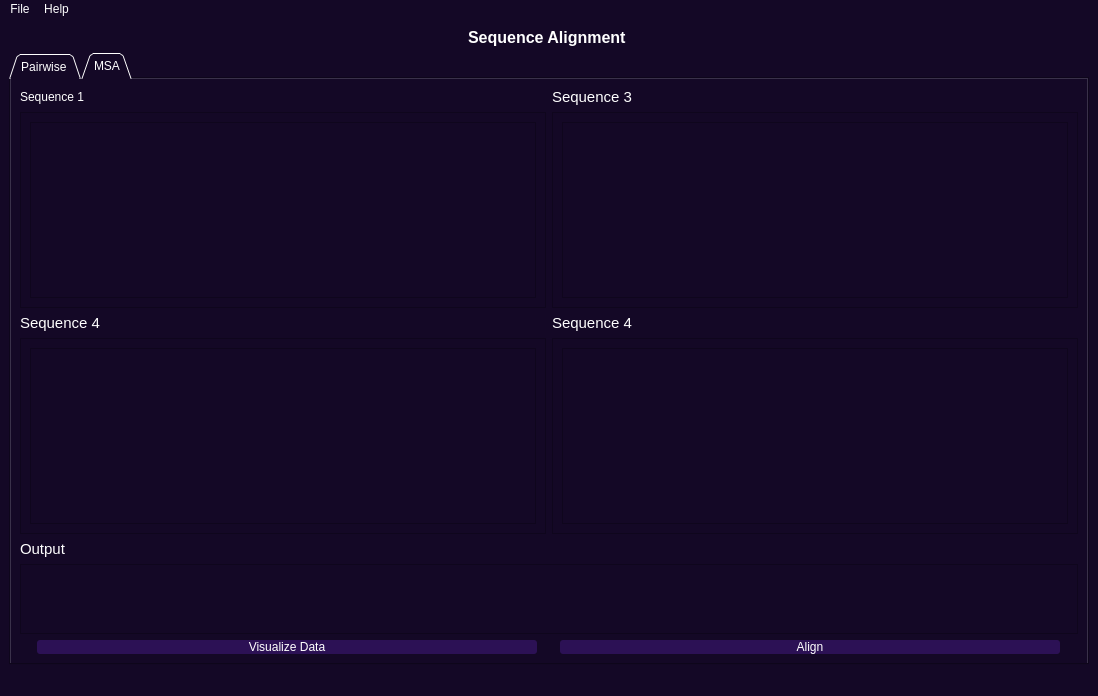
Before: the Qt Designer form data/mainwindow.ui in ReemYasser2/Sequence-Alignment-project-, drawn with Qt 5.
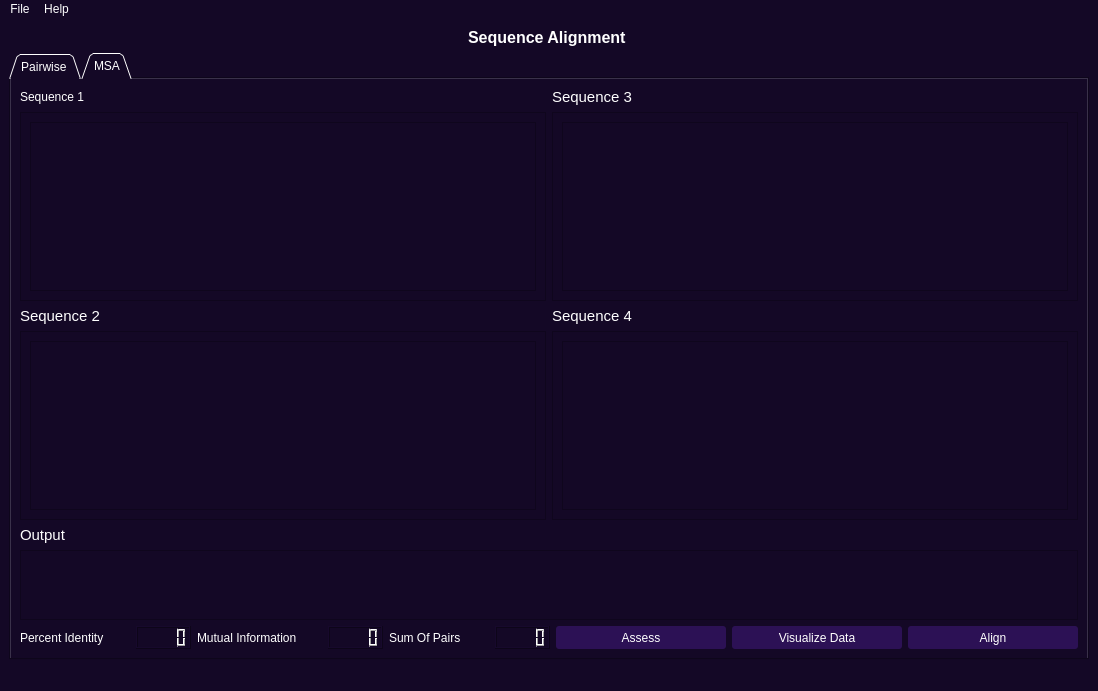
After: the same form once the commit is applied. The open tabs and pages were chosen to show the change. Icons and pictures are not drawn.

```diff
--- a/data/mainwindow.ui
+++ b/data/mainwindow.ui
@@ -7,7 +7,7 @@
     <x>0</x>
     <y>0</y>
     <width>1098</width>
-    <height>696</height>
+    <height>691</height>
    </rect>
   </property>
   <property name="windowTitle">
@@ -402,6 +402,89 @@
        <layout class="QGridLayout" name="gridLayout_19">
         <item row="0" column="0">
          <layout class="QGridLayout" name="gridLayout_11">
+          <item row="9" column="0">
+           <widget class="QScrollArea" name="scrollArea_5">
+            <property name="widgetResizable">
+             <bool>true</bool>
+            </property>
+            <widget class="QWidget" name="scrollAreaWidgetContents_6">
+             <property name="geometry">
+              <rect>
+               <x>0</x>
+               <y>0</y>
+               <width>518</width>
+               <height>148</height>
+              </rect>
+             </property>
+             <layout class="QGridLayout" name="gridLayout_15">
+              <item row="0" column="0">
+               <widget class="QTextEdit" name="msa_seq2_in_line">
+                <property name="styleSheet">
+                 <string notr="true">font: 10pt &quot;MS Shell Dlg 2&quot;;</string>
+                </property>
+               </widget>
+              </item>
+             </layout>
+            </widget>
+           </widget>
+          </item>
+          <item row="7" column="1">
+           <widget class="QScrollArea" name="scrollArea_8">
+            <property name="widgetResizable">
+             <bool>true</bool>
+            </property>
+            <widget class="QWidget" name="scrollAreaWidgetContents_9">
+             <property name="geometry">
+              <rect>
+               <x>0</x>
+               <y>0</y>
+               <width>517</width>
+               <height>147</height>
+              </rect>
+             </property>
+             <layout class="QGridLayout" name="gridLayout_20">
+              <item row="0" column="0">
+               <widget class="QTextEdit" name="msa_seq3_in_line">
+                <property name="styleSheet">
+                 <string notr="true">font: 10pt &quot;MS Shell Dlg 2&quot;;</string>
+                </property>
+               </widget>
+              </item>
+             </layout>
+            </widget>
+           </widget>
+          </item>
+          <item row="3" column="0">
+           <widget class="QLabel" name="label">
+            <property name="styleSheet">
+             <string notr="true">font: 11pt &quot;MS Shell Dlg 2&quot;;</string>
+            </property>
+            <property name="text">
+             <string>Sequence 1</string>
+            </property>
+           </widget>
+          </item>
+          <item row="3" column="1">
+           <widget class="QLabel" name="label_3">
+            <property name="text">
+             <string>&lt;html&gt;&lt;head/&gt;&lt;body&gt;&lt;p&gt;&lt;span style=&quot; font-size:11pt;&quot;&gt;Sequence 3&lt;/span&gt;&lt;/p&gt;&lt;/body&gt;&lt;/html&gt;</string>
+            </property>
+           </widget>
+          </item>
+          <item row="8" column="0">
+           <widget class="QLabel" name="label_7">
+            <property name="text">
+             <string>&lt;html&gt;&lt;head/&gt;&lt;body&gt;&lt;p&gt;&lt;span style=&quot; font-size:11pt;&quot;&gt;Sequence 2&lt;/span&gt;&lt;/p&gt;&lt;/body&gt;&lt;/html&gt;</string>
+            </property>
+           </widget>
+          </item>
+          <item row="8" column="1">
+           <widget class="QLabel" name="label_12">
+            <property name="text">
+             <string>&lt;html&gt;&lt;head/&gt;&lt;body&gt;&lt;p&gt;&lt;span style=&quot; font-size:11pt;&quot;&gt;Sequence 4&lt;/span&gt;&lt;/p&gt;&lt;/body&gt;&lt;/html&gt;</string>
+            </property>
+           </widget>
+          </item>
           <item row="1" column="0">
            <layout class="QHBoxLayout" name="horizontalLayout_3"/>
           </item>
@@ -452,7 +535,7 @@
                <x>0</x>
                <y>0</y>
                <width>517</width>
-               <height>150</height>
+               <height>148</height>
               </rect>
              </property>
              <layout class="QGridLayout" name="gridLayout_21">
@@ -482,7 +565,7 @@
                <x>0</x>
                <y>0</y>
                <width>518</width>
-               <height>150</height>
+               <height>147</height>
               </rect>
              </property>
              <layout class="QGridLayout" name="gridLayout_14">
@@ -497,94 +580,95 @@
             </widget>
            </widget>
           </item>
-          <item row="9" column="0">
-           <widget class="QScrollArea" name="scrollArea_5">
-            <property name="widgetResizable">
-             <bool>true</bool>
-            </property>
-            <widget class="QWidget" name="scrollAreaWidgetContents_6">
-             <property name="geometry">
-              <rect>
-               <x>0</x>
-               <y>0</y>
-               <width>518</width>
-               <height>150</height>
-              </rect>
-             </property>
-             <layout class="QGridLayout" name="gridLayout_15">
-              <item row="0" column="0">
-               <widget class="QTextEdit" name="msa_seq2_in_line">
-                <property name="styleSheet">
-                 <string notr="true">font: 10pt &quot;MS Shell Dlg 2&quot;;</string>
-                </property>
-               </widget>
-              </item>
-             </layout>
-            </widget>
-           </widget>
-          </item>
-          <item row="7" column="1">
-           <widget class="QScrollArea" name="scrollArea_8">
-            <property name="widgetResizable">
-             <bool>true</bool>
-            </property>
-            <widget class="QWidget" name="scrollAreaWidgetContents_9">
-             <property name="geometry">
-              <rect>
-               <x>0</x>
-               <y>0</y>
-               <width>517</width>
-               <height>150</height>
-              </rect>
-             </property>
-             <layout class="QGridLayout" name="gridLayout_20">
-              <item row="0" column="0">
-               <widget class="QTextEdit" name="msa_seq3_in_line">
-                <property name="styleSheet">
-                 <string notr="true">font: 10pt &quot;MS Shell Dlg 2&quot;;</string>
-                </property>
-               </widget>
-              </item>
-             </layout>
-            </widget>
-           </widget>
-          </item>
-          <item row="3" column="0">
-           <widget class="QLabel" name="label">
-            <property name="styleSheet">
-             <string notr="true">font: 11pt &quot;MS Shell Dlg 2&quot;;</string>
-            </property>
-            <property name="text">
-             <string>Sequence 1</string>
-            </property>
-           </widget>
-          </item>
-          <item row="3" column="1">
-           <widget class="QLabel" name="label_3">
-            <property name="text">
-             <string>&lt;html&gt;&lt;head/&gt;&lt;body&gt;&lt;p&gt;&lt;span style=&quot; font-size:11pt;&quot;&gt;Sequence 3&lt;/span&gt;&lt;/p&gt;&lt;/body&gt;&lt;/html&gt;</string>
-            </property>
-           </widget>
-          </item>
-          <item row="8" column="0">
-           <widget class="QLabel" name="label_7">
-            <property name="text">
-             <string>&lt;html&gt;&lt;head/&gt;&lt;body&gt;&lt;p&gt;&lt;span style=&quot; font-size:11pt;&quot;&gt;Sequence 4&lt;/span&gt;&lt;/p&gt;&lt;/body&gt;&lt;/html&gt;</string>
-            </property>
-           </widget>
-          </item>
-          <item row="8" column="1">
-           <widget class="QLabel" name="label_12">
-            <property name="text">
-             <string>&lt;html&gt;&lt;head/&gt;&lt;body&gt;&lt;p&gt;&lt;span style=&quot; font-size:11pt;&quot;&gt;Sequence 4&lt;/span&gt;&lt;/p&gt;&lt;/body&gt;&lt;/html&gt;</string>
-            </property>
-           </widget>
-          </item>
          </layout>
         </item>
         <item row="1" column="0">
          <layout class="QGridLayout" name="gridLayout_13">
           <item row="0" column="2">
+           <widget class="QLabel" name="label_14">
+            <property name="maximumSize">
+             <size>
+              <width>125</width>
+              <height>16777215</height>
+             </size>
+            </property>
+            <property name="text">
+             <string>Mutual Information</string>
+            </property>
+           </widget>
+          </item>
+          <item row="0" column="3">
+           <widget class="QLCDNumber" name="lcd_mutual_information">
+            <property name="maximumSize">
+             <size>
+              <width>55</width>
+              <height>16777215</height>
+             </size>
+            </property>
+           </widget>
+          </item>
+          <item row="0" column="5">
+           <widget class="QLCDNumber" name="lcd_sum_of_pairs">
+            <property name="maximumSize">
+             <size>
+              <width>55</width>
+              <height>16777215</height>
+             </size>
+            </property>
+           </widget>
+          </item>
+          <item row="0" column="4">
+           <widget class="QLabel" name="label_15">
+            <property name="maximumSize">
+             <size>
+              <width>100</width>
+              <height>16777215</height>
+             </size>
+            </property>
+            <property name="text">
+             <string>Sum Of Pairs</string>
+            </property>
+           </widget>
+          </item>
+          <item row="0" column="0">
+           <widget class="QLabel" name="label_13">
+            <property name="sizePolicy">
+             <sizepolicy hsizetype="Preferred" vsizetype="Minimum">
+              <horstretch>0</horstretch>
+              <verstretch>0</verstretch>
+             </sizepolicy>
+            </property>
+            <property name="maximumSize">
+             <size>
+              <width>110</width>
+              <height>16777215</height>
+             </size>
+            </property>
+            <property name="text">
+             <string>Percent Identity</string>
+            </property>
+           </widget>
+          </item>
+          <item row="0" column="1">
+           <widget class="QLCDNumber" name="lcd_percent_identity">
+            <property name="maximumSize">
+             <size>
+              <width>55</width>
+              <height>16777215</height>
+             </size>
+            </property>
+            <property name="smallDecimalPoint">
+             <bool>false</bool>
+            </property>
+            <property name="digitCount">
+             <number>5</number>
+            </property>
+            <property name="value" stdset="0">
+             <double>0.000000000000000</double>
+            </property>
+           </widget>
+          </item>
+          <item row="0" column="9">
            <widget class="QPushButton" name="align_msa_button">
             <property name="maximumSize">
              <size>
@@ -613,7 +697,7 @@
             </property>
            </widget>
           </item>
-          <item row="0" column="0">
+          <item row="0" column="7">
            <widget class="QPushButton" name="visualize_msa_data_button">
             <property name="maximumSize">
              <size>
@@ -639,7 +723,32 @@
             </property>
             <property name="icon">
              <iconset>
-              <normaloff>data/icons/Real-Time-256.png</normaloff>data/icons/Real-Time-256.png</iconset>
+              <normaloff>icons/Real-Time-256.png</normaloff>icons/Real-Time-256.png</iconset>
+            </property>
+           </widget>
+          </item>
+          <item row="0" column="6">
+           <widget class="QPushButton" name="assess_msa_button">
+            <property name="maximumSize">
+             <size>
+              <width>500</width>
+              <height>100</height>
+             </size>
+            </property>
+            <property name="styleSheet">
+             <string notr="true">QPushButton {
+    border-radius: 3px;
+    background-color:#2c1155;
+    font: 12pt &quot;MS Shell Dlg 2&quot;;
+    }
+
+QPushButton:hover {
+    background-color:#6e2ad5
+    }
+</string>
+            </property>
+            <property name="text">
+             <string>Assess</string>
             </property>
            </widget>
           </item>
```
Left out of the diff: 24 changed lines with no effect on the pictures.
